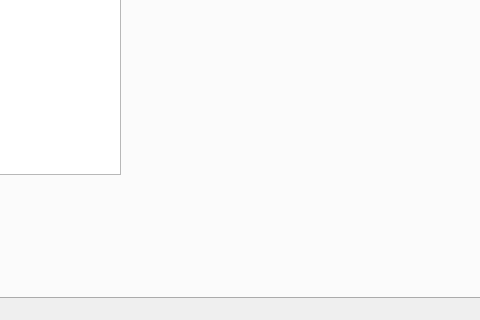
Above: mainwindow.ui from TischlerWilly/iwop before the change; both pictures show x 152 to 632 and y 298 to 618 of the 807 by 618 pixel window. Below: the same form after it.
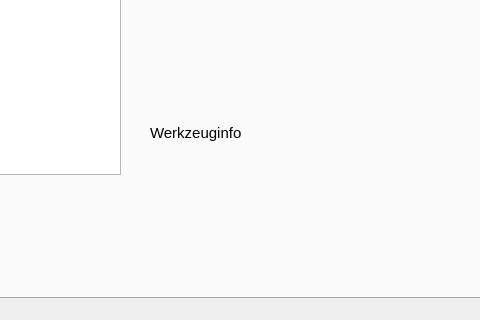
That is the form after the change. The open tabs and pages were chosen to show the change.

```diff
--- a/mainwindow.ui
+++ b/mainwindow.ui
@@ -100,6 +100,40 @@
        <string>Speichern</string>
       </property>
      </widget>
+     <widget class="QLabel" name="label_bild">
+      <property name="geometry">
+       <rect>
+        <x>280</x>
+        <y>40</y>
+        <width>291</width>
+        <height>291</height>
+       </rect>
+      </property>
+      <property name="text">
+       <string/>
+      </property>
+     </widget>
+     <widget class="QLabel" name="label_wkzinfo">
+      <property name="geometry">
+       <rect>
+        <x>290</x>
+        <y>350</y>
+        <width>181</width>
+        <height>81</height>
+       </rect>
+      </property>
+      <property name="font">
+       <font>
+        <pointsize>11</pointsize>
+       </font>
+      </property>
+      <property name="text">
+       <string>Werkzeuginfo</string>
+      </property>
+      <property name="alignment">
+       <set>Qt::AlignLeading|Qt::AlignLeft|Qt::AlignTop</set>
+      </property>
+     </widget>
     </widget>
    </widget>
   </widget>
```
